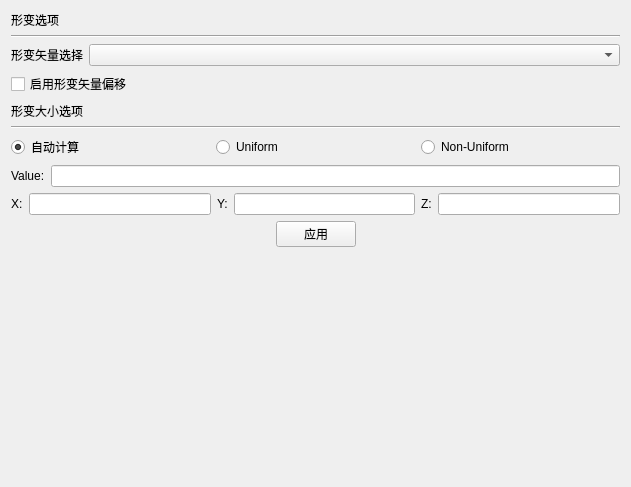
Qt form Qt/Resources/UI/Deformation.ui (hu-shuhan/editOpeniGame) before a commit.
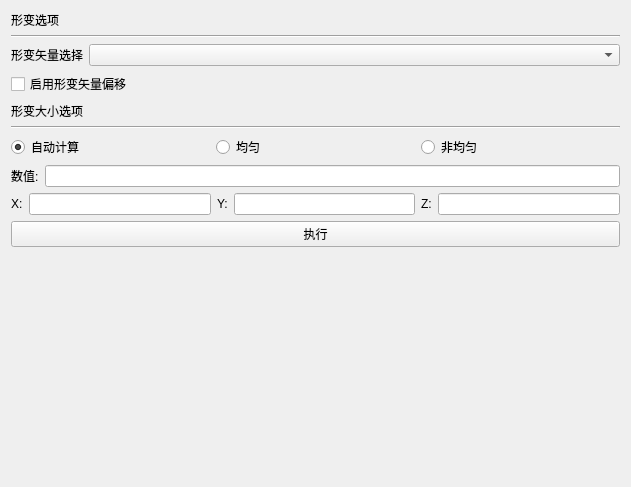
The same form after that commit.

```diff
--- a/Qt/Resources/UI/Deformation.ui
+++ b/Qt/Resources/UI/Deformation.ui
@@ -78,14 +78,14 @@
      <item>
       <widget class="QRadioButton" name="radioButton_Uniform">
        <property name="text">
-        <string>Uniform</string>
+        <string>均匀</string>
        </property>
       </widget>
      </item>
      <item>
       <widget class="QRadioButton" name="radioButton_Nonuniform">
        <property name="text">
-        <string>Non-Uniform</string>
+        <string>非均匀</string>
        </property>
       </widget>
      </item>
@@ -96,7 +96,7 @@
      <item>
       <widget class="QLabel" name="label_Uniform">
        <property name="text">
-        <string>Value:</string>
+        <string>数值:</string>
        </property>
       </widget>
      </item>
@@ -144,29 +144,11 @@
     </layout>
    </item>
    <item>
-    <layout class="QHBoxLayout" name="horizontalLayout_3" stretch="1,0,1">
-     <item>
-      <widget class="QLabel" name="label_3">
-       <property name="text">
-        <string/>
-       </property>
-      </widget>
-     </item>
-     <item>
       <widget class="QPushButton" name="pushButton_exec">
        <property name="text">
-        <string>应用</string>
-       </property>
-      </widget>
-     </item>
-     <item>
-      <widget class="QLabel" name="label_2">
-       <property name="text">
-        <string/>
-       </property>
-      </widget>
-     </item>
-    </layout>
+      <string>执行</string>
+     </property>
+    </widget>
    </item>
    <item>
     <spacer name="verticalSpacer">
```
Lines whose indentation alone changed are shown as unchanged.
